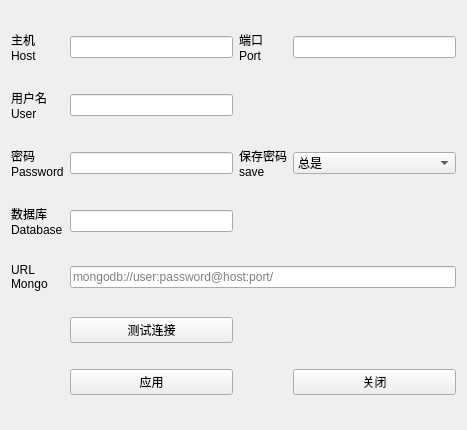
The window that app/ui/db.ui (ctpbee/ctpbee_desktop) describes before a commit, drawn with Qt 5.
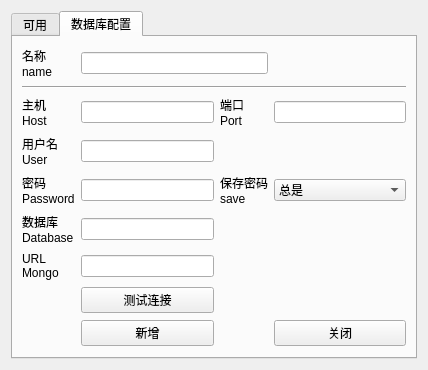
The same window after the commit. The open tabs and pages were chosen to show the change.

Patch:
```diff
--- a/app/ui/db.ui
+++ b/app/ui/db.ui
@@ -6,15 +6,82 @@
    <rect>
     <x>0</x>
     <y>0</y>
-    <width>467</width>
-    <height>430</height>
+    <width>428</width>
+    <height>370</height>
    </rect>
   </property>
   <property name="windowTitle">
    <string>DataBase</string>
   </property>
   <layout class="QGridLayout" name="gridLayout">
+   <item row="1" column="1">
+    <widget class="QTabWidget" name="tabWidget">
+     <property name="currentIndex">
+      <number>0</number>
+     </property>
+     <widget class="QWidget" name="tab">
+      <attribute name="title">
+       <string>可用</string>
+      </attribute>
+      <layout class="QVBoxLayout" name="verticalLayout">
+       <item>
+        <widget class="QListWidget" name="listWidget"/>
+       </item>
+      </layout>
+     </widget>
+     <widget class="QWidget" name="tab_2">
+      <attribute name="title">
+       <string>数据库配置</string>
+      </attribute>
+      <layout class="QGridLayout" name="gridLayout_2">
+       <item row="6" column="0">
+        <widget class="QLabel" name="label_7">
+         <property name="text">
+          <string>URL
+Mongo</string>
+         </property>
+        </widget>
+       </item>
+       <item row="4" column="1">
+        <widget class="QLineEdit" name="password">
+         <property name="echoMode">
+          <enum>QLineEdit::Password</enum>
+         </property>
+        </widget>
+       </item>
+       <item row="4" column="0">
+        <widget class="QLabel" name="label_3">
+         <property name="text">
+          <string>密码
+Password</string>
+         </property>
+        </widget>
+       </item>
+       <item row="3" column="1">
+        <widget class="QLineEdit" name="user"/>
+       </item>
+       <item row="5" column="1">
+        <widget class="QLineEdit" name="database"/>
+       </item>
+       <item row="2" column="1">
+        <widget class="QLineEdit" name="host"/>
+       </item>
+       <item row="8" column="3">
+        <widget class="QPushButton" name="close_btn">
+         <property name="text">
+          <string>关闭</string>
+         </property>
+        </widget>
+       </item>
    <item row="0" column="0">
+        <widget class="QLabel" name="label_8">
+         <property name="text">
+          <string>名称
+name</string>
+         </property>
+        </widget>
+       </item>
+       <item row="2" column="0">
     <widget class="QLabel" name="label">
      <property name="text">
       <string>主机
@@ -22,22 +89,15 @@
      </property>
     </widget>
    </item>
-   <item row="7" column="3">
-    <widget class="QPushButton" name="close_btn">
+       <item row="5" column="0">
+        <widget class="QLabel" name="label_4">
      <property name="text">
-      <string>关闭</string>
+          <string>数据库
+Database</string>
      </property>
     </widget>
    </item>
    <item row="3" column="0">
-    <widget class="QLabel" name="label_3">
-     <property name="text">
-      <string>密码
-Password</string>
-     </property>
-    </widget>
-   </item>
-   <item row="1" column="0">
     <widget class="QLabel" name="label_2">
      <property name="text">
       <string>用户名
@@ -45,14 +105,35 @@
      </property>
     </widget>
    </item>
+       <item row="8" column="1">
+        <widget class="QPushButton" name="ok_btn">
+         <property name="text">
+          <string>新增</string>
+         </property>
+        </widget>
+       </item>
+       <item row="2" column="2">
+        <widget class="QLabel" name="label_5">
+         <property name="text">
+          <string>端口
+Port</string>
+         </property>
+        </widget>
+       </item>
+       <item row="2" column="3">
+        <widget class="QLineEdit" name="port"/>
+       </item>
    <item row="6" column="1">
+        <widget class="QLineEdit" name="url"/>
+       </item>
+       <item row="7" column="1">
     <widget class="QPushButton" name="test_btn">
      <property name="text">
       <string>测试连接</string>
      </property>
     </widget>
    </item>
-   <item row="3" column="2">
+       <item row="4" column="2">
     <widget class="QLabel" name="label_6">
      <property name="text">
       <string>保存密码
@@ -60,14 +141,10 @@
      </property>
     </widget>
    </item>
-   <item row="7" column="1">
-    <widget class="QPushButton" name="ok_btn">
-     <property name="text">
-      <string>应用</string>
-     </property>
-    </widget>
-   </item>
-   <item row="3" column="3">
+       <item row="0" column="1" colspan="2">
+        <widget class="QLineEdit" name="name"/>
+       </item>
+       <item row="4" column="3">
     <widget class="QComboBox" name="savebox">
      <item>
       <property name="text">
@@ -81,54 +158,22 @@
      </item>
     </widget>
    </item>
-   <item row="4" column="0">
-    <widget class="QLabel" name="label_4">
+       <item row="7" column="2" colspan="2">
+        <widget class="QLabel" name="res">
      <property name="text">
-      <string>数据库
-Database</string>
+          <string/>
      </property>
     </widget>
    </item>
-   <item row="0" column="2">
-    <widget class="QLabel" name="label_5">
-     <property name="text">
-      <string>端口
-Port</string>
+       <item row="1" column="0" colspan="4">
+        <widget class="Line" name="line">
+         <property name="orientation">
+          <enum>Qt::Horizontal</enum>
      </property>
     </widget>
    </item>
-   <item row="5" column="0">
-    <widget class="QLabel" name="label_7">
-     <property name="text">
-      <string>URL
-Mongo</string>
-     </property>
-    </widget>
-   </item>
-   <item row="0" column="1">
-    <widget class="QLineEdit" name="host"/>
-   </item>
-   <item row="0" column="3">
-    <widget class="QLineEdit" name="port"/>
-   </item>
-   <item row="1" column="1">
-    <widget class="QLineEdit" name="user"/>
-   </item>
-   <item row="3" column="1">
-    <widget class="QLineEdit" name="password">
-     <property name="echoMode">
-      <enum>QLineEdit::Password</enum>
-     </property>
-    </widget>
-   </item>
-   <item row="4" column="1">
-    <widget class="QLineEdit" name="database"/>
-   </item>
-   <item row="5" column="1" colspan="3">
-    <widget class="QLineEdit" name="url">
-     <property name="placeholderText">
-      <string>mongodb://user:password@host:port/</string>
-     </property>
+      </layout>
+     </widget>
     </widget>
    </item>
   </layout>
```
Lines whose indentation alone changed are shown as unchanged.
